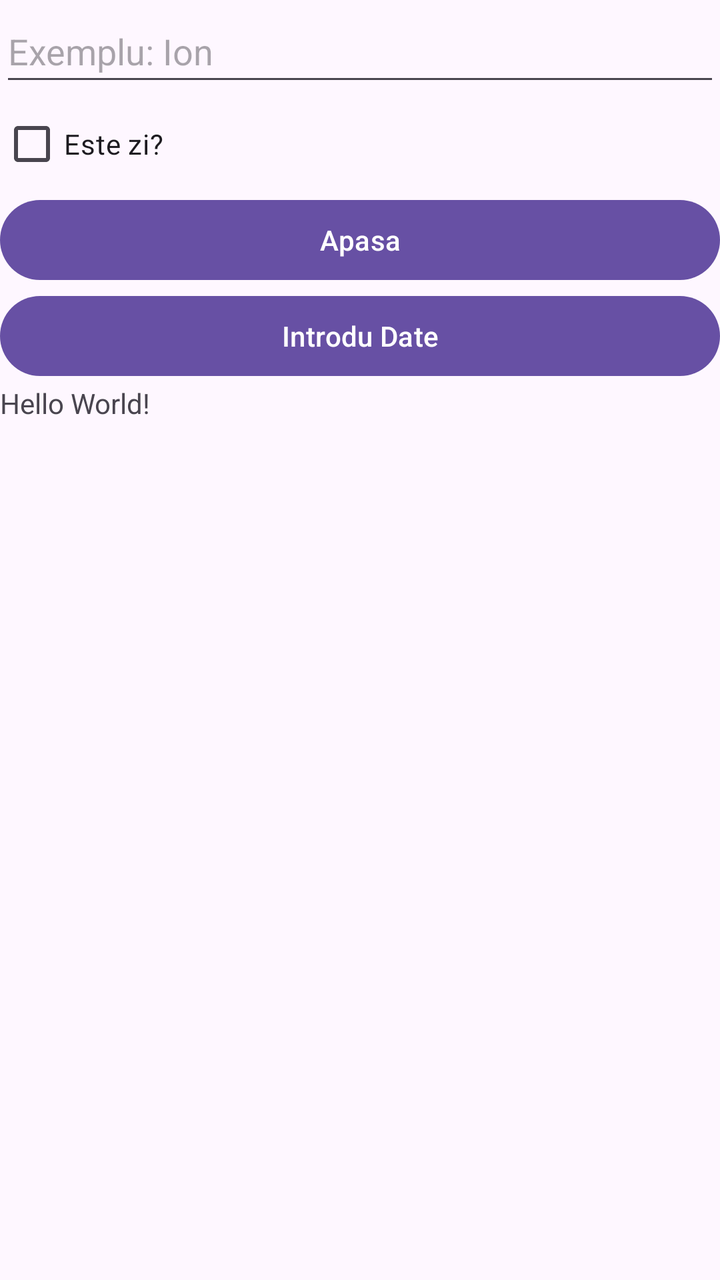
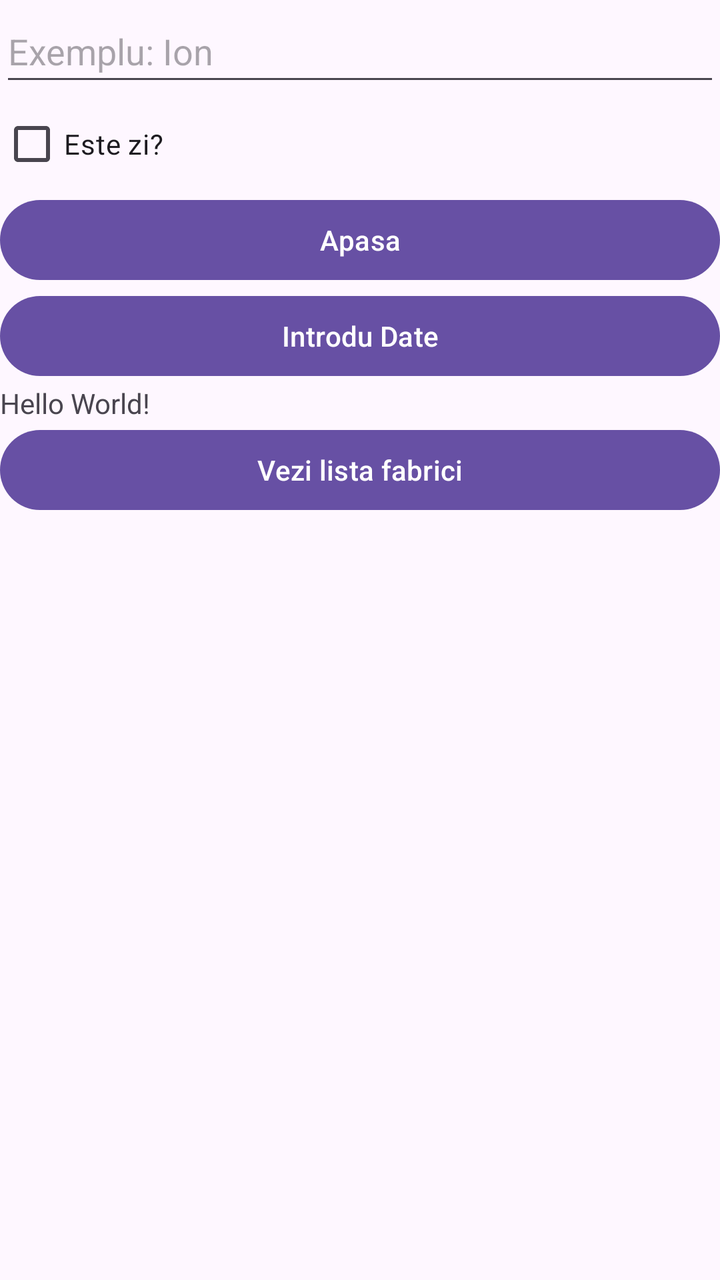

An Android layout rendered at two revisions. The XML below is the earlier revision; the diff shows what the commit changed to produce the second picture.
<!-- AndroidManifest.xml: application theme Theme.Seminar02 -->
<!-- res/layout/activity_main.xml -->
<?xml version="1.0" encoding="utf-8"?>
<LinearLayout xmlns:android="http://schemas.android.com/apk/res/android"
    xmlns:app="http://schemas.android.com/apk/res-auto"
    xmlns:tools="http://schemas.android.com/tools"
    android:id="@+id/main"
    android:orientation="vertical"
    android:layout_width="match_parent"
    android:layout_height="match_parent"
    tools:context=".MainActivity">

    <EditText
        android:id="@+id/nume_et"
        android:layout_width="match_parent"
        android:layout_height="wrap_content"
        android:minHeight="48dp"
        android:hint="@string/exemplu_ion"/>
    <CheckBox
        android:id="@+id/esteZi_CB"
        android:layout_width="match_parent"
        android:layout_height="wrap_content"
        android:text="Este zi?"/>
    <Button
        android:layout_width="match_parent"
        android:layout_height="wrap_content"
        android:onClick="culegeDate"
        android:text="@string/apasa"
        />

    <Button
        android:layout_width="match_parent"
        android:layout_height="wrap_content"
        android:onClick="introduDate"
        android:text="Introdu Date"
        />

    <TextView
        android:id="@+id/rezultat"
        android:layout_width="wrap_content"
        android:layout_height="wrap_content"
        android:text="@string/hello_world" />

</LinearLayout>
<!-- resources referenced by this layout -->
<resources>
  <string name="apasa">Apasa</string>
  <string name="exemplu_ion">Exemplu: Ion</string>
  <string name="hello_world">Hello World!</string>
  <style name="Theme.Seminar02" parent="Base.Theme.Seminar02" />
  <style name="Base.Theme.Seminar02" parent="Theme.Material3.DayNight.NoActionBar">
          
          
      </style>
</resources>

<!-- the commit's change to res/layout/activity_main.xml (unified diff, before → after) -->
@@ -39,4 +39,10 @@
         android:layout_height="wrap_content"
         android:text="@string/hello_world" />
 
+    <Button
+        android:layout_width="match_parent"
+        android:layout_height="wrap_content"
+        android:onClick="adaugaFabrici"
+        android:text="Vezi lista fabrici"/>
+
 </LinearLayout>
